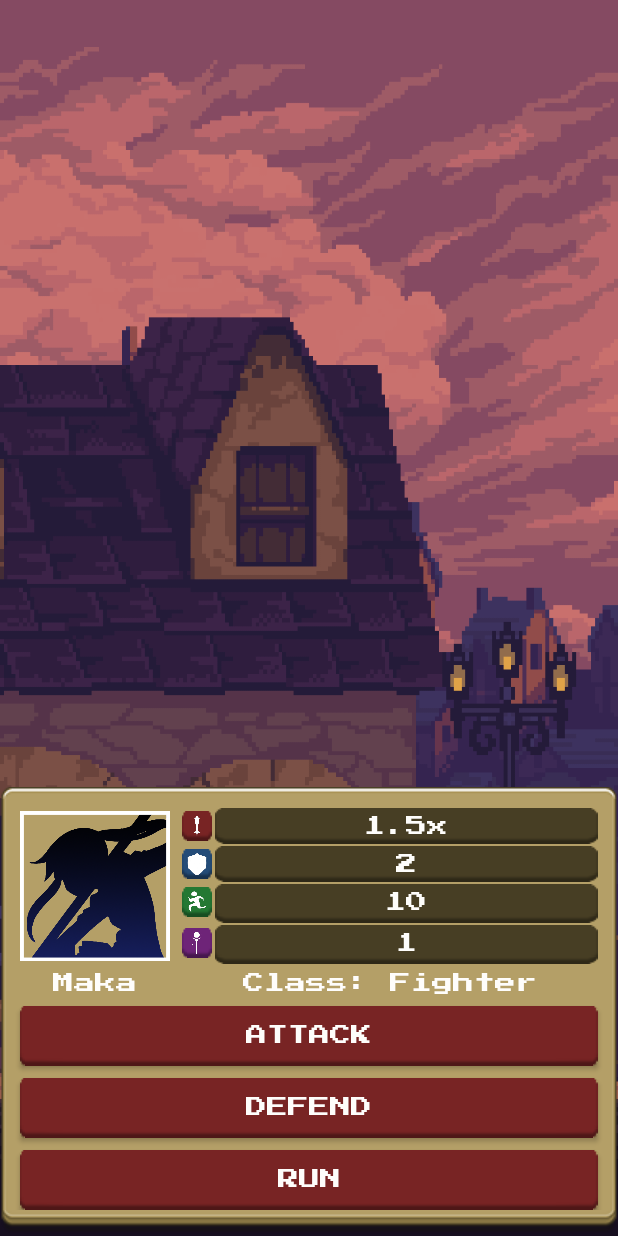
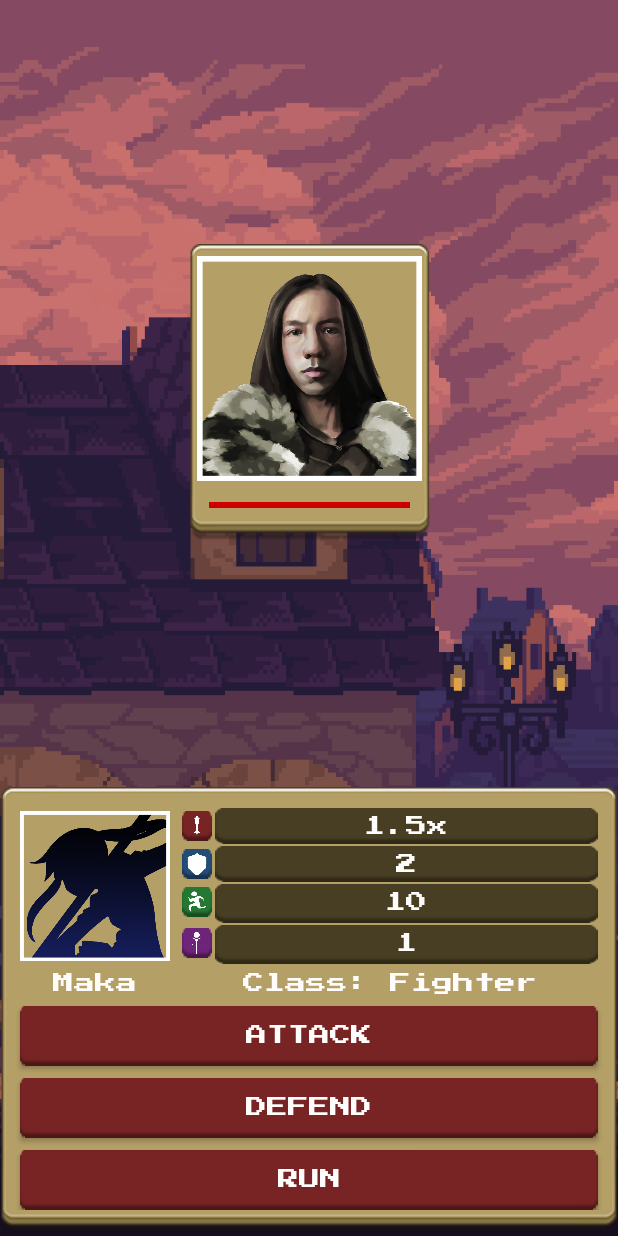
Before and after one commit to Geoffery10/Battle-Kingdoms-Lost-World, an Android app: the BattleActivity screen opened directly, with no data from a screen before it, on a phone screen of 412 x 824 dp. Run offline under Robolectric (Android 15) with nearby library versions, the phone set to English and light mode, and no system bars.

Commit message:
Added Enemy to UI

```diff
--- a/app/src/main/res/layout/activity_battle.xml
+++ b/app/src/main/res/layout/activity_battle.xml
@@ -7,6 +7,45 @@
     android:layout_height="match_parent"
     android:background="@drawable/spookytownbg"
     tools:context=".activities.BattleActivity">
+
+    <androidx.constraintlayout.widget.ConstraintLayout
+        android:layout_width="wrap_content"
+        android:layout_height="wrap_content"
+        android:background="@drawable/button_v2"
+        app:layout_constraintBottom_toTopOf="@+id/constraintLayout"
+        app:layout_constraintEnd_toEndOf="parent"
+        app:layout_constraintStart_toStartOf="parent"
+        app:layout_constraintTop_toTopOf="parent">
+
+        <ImageView
+            android:id="@+id/imageView"
+            android:layout_width="150dp"
+            android:layout_height="150dp"
+            android:foreground="@drawable/character_silhouette_frame"
+            app:layout_constraintBottom_toBottomOf="parent"
+            app:layout_constraintEnd_toEndOf="parent"
+            app:layout_constraintStart_toStartOf="parent"
+            app:layout_constraintTop_toTopOf="parent"
+            app:layout_constraintVertical_bias="0.0"
+            app:srcCompat="@drawable/character_silhouette_10" />
+
+        <ProgressBar
+            android:id="@+id/barHealth01"
+            style="?android:attr/progressBarStyleHorizontal"
+            android:layout_width="0dp"
+            android:layout_height="wrap_content"
+            android:layout_marginStart="8dp"
+            android:layout_marginTop="8dp"
+            android:layout_marginEnd="8dp"
+            android:progress="100"
+            android:progressBackgroundTintMode="multiply"
+            android:progressTint="@android:color/holo_red_dark"
+            android:progressTintMode="multiply"
+            app:layout_constraintBottom_toBottomOf="parent"
+            app:layout_constraintEnd_toEndOf="parent"
+            app:layout_constraintStart_toStartOf="parent"
+            app:layout_constraintTop_toBottomOf="@+id/imageView" />
+    </androidx.constraintlayout.widget.ConstraintLayout>
 
     <androidx.constraintlayout.widget.ConstraintLayout
         android:id="@+id/constraintLayout"
```
